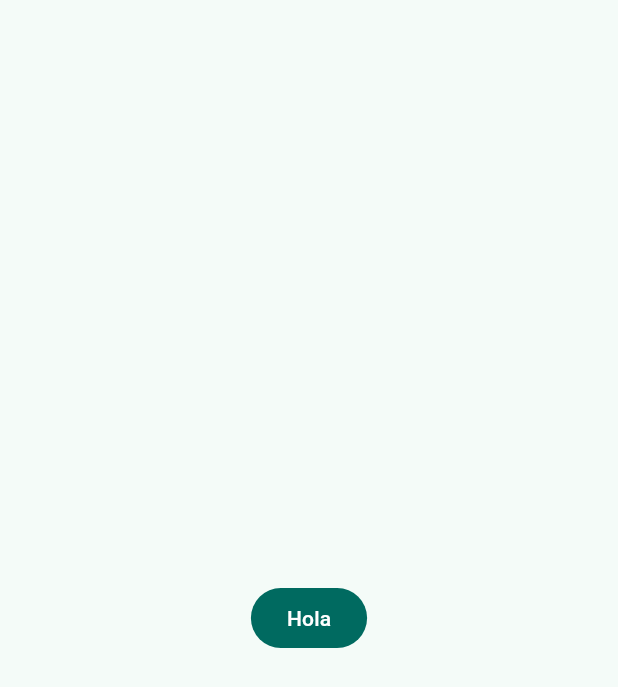
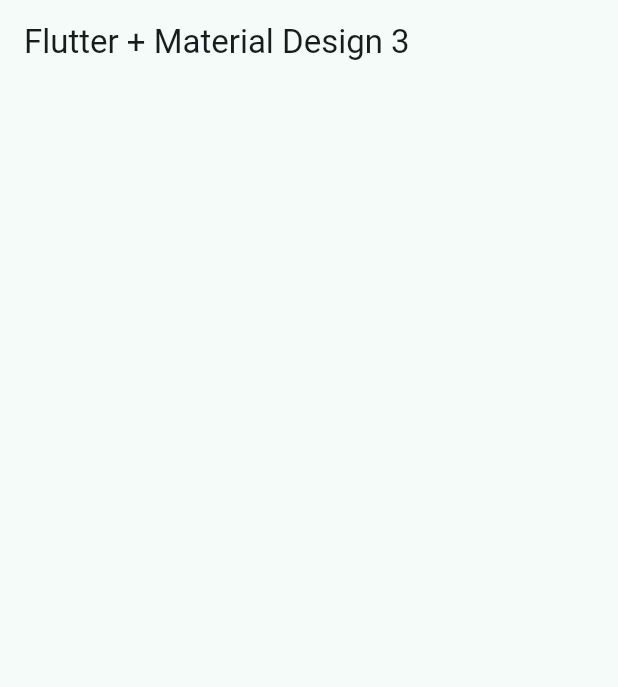
Before and after one commit to JToquica/widgets_app, a Flutter app: the screen it shows after launch, on a phone screen of 412 x 824 dp. Shown: the top 687 px of the screen. Run offline on Flutter 3.47's test engine with Material 2 defaults, Android fonts, the phone set to English and light mode, and no system bars.

Commit message:
Se modificaron algunos ajustes

```diff
--- a/lib/config/theme/app_theme.dart
+++ b/lib/config/theme/app_theme.dart
@@ -21,5 +21,6 @@ class AppTheme {
   ThemeData getTheme() => ThemeData(
         useMaterial3: true,
         colorSchemeSeed: colorList[selectedColor],
+        appBarTheme: const AppBarTheme(centerTitle: false),
       );
 }
--- a/lib/main.dart
+++ b/lib/main.dart
@@ -1,5 +1,6 @@
 import 'package:flutter/material.dart';
 import 'package:widgets_app/config/theme/app_theme.dart';
+import 'package:widgets_app/presentation/screen/home_screen.dart';
 
 void main() {
   runApp(const MainApp());
@@ -13,14 +14,7 @@ class MainApp extends StatelessWidget {
     return MaterialApp(
       debugShowCheckedModeBanner: false,
       theme: AppTheme(selectedColor: 1).getTheme(),
-      home: Scaffold(
-        body: Center(
-          child: FilledButton(
-            onPressed: () {},
-            child: const Text("Hola"),
-          ),
-        ),
-      ),
+      home: const HomeScreen(),
     );
   }
 }
--- /dev/null
+++ b/lib/presentation/screen/home_screen.dart
@@ -0,0 +1,14 @@
+import 'package:flutter/material.dart';
+
+class HomeScreen extends StatelessWidget {
+  const HomeScreen({super.key});
+
+  @override
+  Widget build(BuildContext context) {
+    return Scaffold(
+      appBar: AppBar(
+        title: const Text("Flutter + Material Design 3"),
+      ),
+    );
+  }
+}
```
Also changed, not shown: lib/config/menu/menu_items.dart (added, +30 -0 lines).
